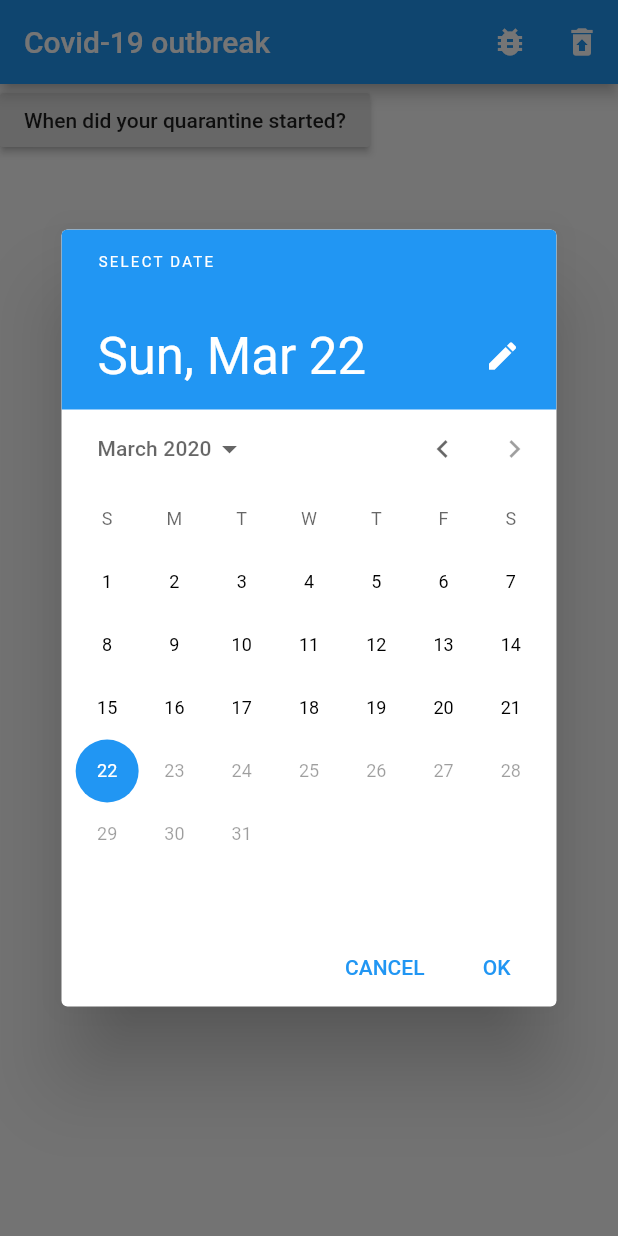
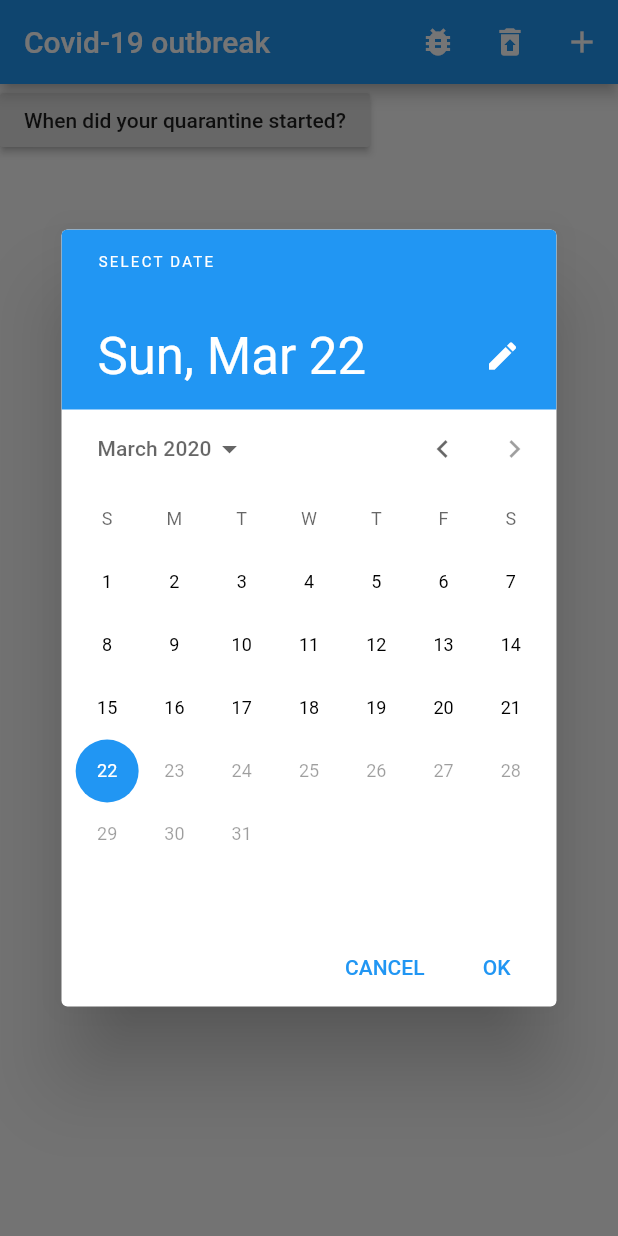
Before and after one commit to vinql/QuarantineCounter, a Flutter app: the screen it shows after launch, after a tap on "When did your quarantine started?", on a phone screen of 412 x 824 dp. Run offline on Flutter 3.47's test engine with Material 2 defaults, Android fonts, the phone set to English and light mode, and no system bars.

Commit message:
Scroll fix

```diff
--- a/lib/main.dart
+++ b/lib/main.dart
@@ -63,11 +63,30 @@ class _HomePageState extends State<HomePage> {
                 setState(() {});
               },
             ),
+            IconButton(
+              icon: Icon(Icons.add),
+              onPressed: () async {
+                List l = List();
+                Map<String, dynamic> m = Map();
+
+                m["timestamp"] = DateTime(DateTime.now().year,
+                        DateTime.now().month, DateTime.now().day)
+                    .microsecondsSinceEpoch
+                    .toString();
+
+                for (int i = 0; i < 10; i++) {
+                  m["text"] = "Entry no. $i";
+                  l.add(m);
+                }
+
+                _listOfEntries = l;
+
+                helper.writeData(l).then((value) => setState(() => null));
+              },
+            ),
           ],
         ),
-        body: Column(
-          children: <Widget>[
-            FutureBuilder(
+        body: FutureBuilder(
             future: helper.readData(),
             builder: (context, snapshot) {
               switch (snapshot.connectionState) {
@@ -79,9 +98,7 @@ class _HomePageState extends State<HomePage> {
                 default:
                   return _getBody();
               }
-                }),
-          ],
-        ));
+            }));
   }
 
   Widget _getBody() {
@@ -99,7 +116,7 @@ class _HomePageState extends State<HomePage> {
 
               firstEntry["timestamp"] =
                   initialDate.microsecondsSinceEpoch.toString();
-              firstEntry["data"] = "Quarantine started.";
+              firstEntry["text"] = "Quarantine started.";
 
               _listOfEntries.add(firstEntry);
               helper.writeData(_listOfEntries);
@@ -110,17 +127,20 @@ class _HomePageState extends State<HomePage> {
             },
             child: Text("When did your quarantine started?"),
           )
-        : Column(children: <Widget>[
-          IconButton(
-              icon: Icon(Icons.add),
+        : Column(
+            children: <Widget>[
+              RaisedButton(
+                child: Row(
+                  children: <Widget>[Icon(Icons.add), Text("New entry")],
+                ),
                 onPressed: () => Navigator.push(
                         context,
                         MaterialPageRoute(
                             builder: (context) => NewEntryPage(_listOfEntries)))
                     .then((value) => setState(() => null)),
               ),
-            ListView.builder(
-                shrinkWrap: true,
+              Expanded(
+                child: ListView.builder(
                     itemCount: _listOfEntries.length,
                     reverse: true,
                     itemBuilder: (context, index) {
@@ -128,7 +148,8 @@ class _HomePageState extends State<HomePage> {
                       print("Diff  = ${this._getDayCountAsString(index)}");
 
                       DateTime date = DateTime.fromMicrosecondsSinceEpoch(
-                      int.parse(_listOfEntries[index]["timestamp"].toString()));
+                          int.parse(
+                              _listOfEntries[index]["timestamp"].toString()));
 
                       int timespan = ((date.microsecondsSinceEpoch -
                                   DateTime.fromMicrosecondsSinceEpoch(int.parse(
@@ -138,13 +159,20 @@ class _HomePageState extends State<HomePage> {
                               8.64e10)
                           .floor();
                       return Container(
+                        height: 50,
                         margin: EdgeInsets.only(
                           top: 15,
                         ),
-                    child: Text(_listOfEntries[index].toString()),
+                        child: Column(
+                          children: <Widget>[
+                            Text(_listOfEntries[index]["text"])
+                          ],
+                        ),
                       );
-                })
-          ]);
+                    }),
+              ),
+            ],
+          );
   }
 
   String _getDayCountAsString(int index) {
```
Lines whose indentation alone changed are shown as unchanged.
